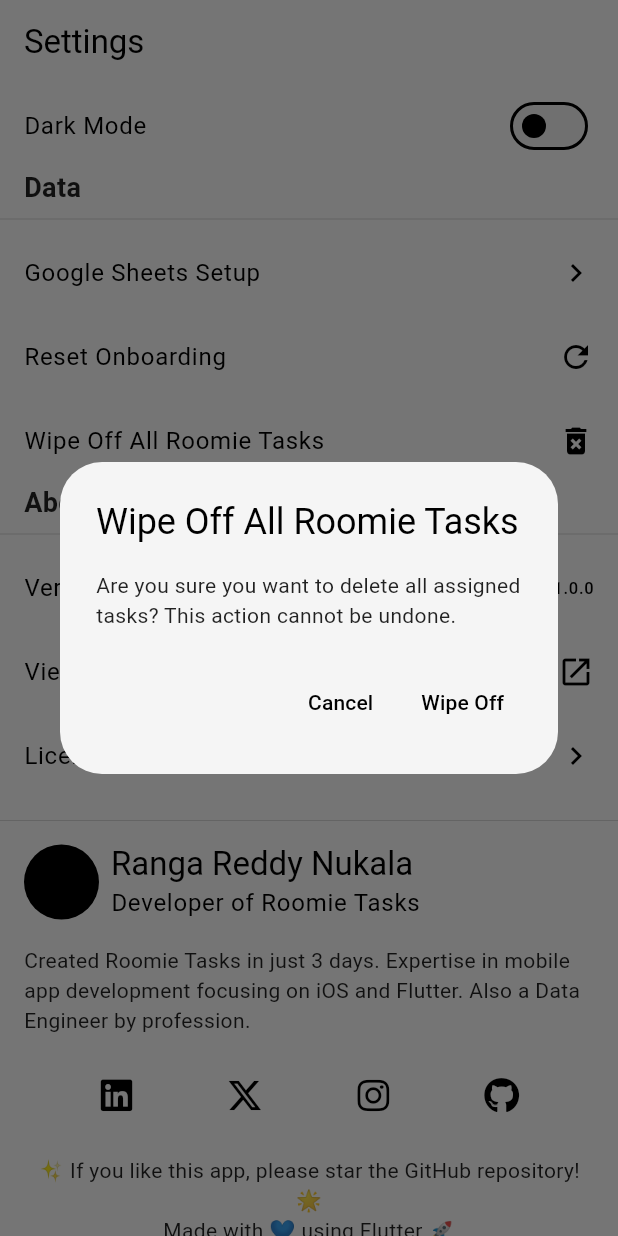
After one commit to irangareddy/roomie_tasks, a Flutter app: the SettingsPage screen opened by its route, after a tap on "Wipe Off All Roomie Tasks", on a phone screen of 412 x 824 dp. The commit adds this screen. Run offline on Flutter 3.47's test engine with Material 3 defaults, Android fonts, the phone set to English and light mode, and no system bars; our stand-ins replace bloc, cached_network_image, file_picker, flutter_svg, font_awesome_flutter, get_it and 3 more; missing offline and left inert: gsheets; accounts and stored records are empty; generated files the repository leaves out were written again; network calls fail; project files that could hold a hidden picture were left out.

Commit message:
feat: settings page

```diff
--- a/lib/app/models/task.dart
+++ b/lib/app/models/task.dart
@@ -28,7 +28,9 @@ class TaskFrequency {
 
 class Task {
   Task({
-    required this.name, required this.frequency, String? id,
+    required this.name,
+    required this.frequency,
+    String? id,
     this.templateId,
     this.startDate,
     this.endDate,
--- /dev/null
+++ b/lib/app/pages/settings_page.dart
@@ -0,0 +1,281 @@
+import 'package:cached_network_image/cached_network_image.dart';
+import 'package:flutter/material.dart';
+import 'package:font_awesome_flutter/font_awesome_flutter.dart';
+import 'package:go_router/go_router.dart';
+import 'package:package_info_plus/package_info_plus.dart';
+import 'package:provider/provider.dart';
+import 'package:roomie_tasks/app/providers/providers.dart';
+import 'package:roomie_tasks/app/providers/theme_provider.dart';
+import 'package:roomie_tasks/app/services/onboarding_service.dart';
+import 'package:roomie_tasks/config/routes/routes.dart';
+import 'package:roomie_tasks/dependency_manager.dart';
+import 'package:url_launcher/url_launcher.dart';
+
+class SettingsPage extends StatefulWidget {
+  const SettingsPage({super.key});
+
+  @override
+  State<SettingsPage> createState() => _SettingsPageState();
+}
+
+class _SettingsPageState extends State<SettingsPage> {
+  String _appVersion = '';
+  final Uri githubRepoUrl =
+      Uri.https('github.com', '/irangareddy/roomie_tasks');
+  @override
+  void initState() {
+    super.initState();
+    _getAppVersion();
+  }
+
+  Future<void> _getAppVersion() async {
+    final packageInfo = await PackageInfo.fromPlatform();
+    setState(() {
+      _appVersion = packageInfo.version;
+    });
+  }
+
+  @override
+  Widget build(BuildContext context) {
+    return Scaffold(
+      appBar: AppBar(
+        title: const Text('Settings'),
+      ),
+      body: ListView(
+        children: [
+          _buildThemeSection(),
+          _buildDataSection(),
+          _buildAboutSection(),
+        ],
+      ),
+    );
+  }
+
+  Widget _buildThemeSection() {
+    return Consumer<ThemeProvider>(
+      builder: (context, themeProvider, child) {
+        return ListTile(
+          contentPadding: const EdgeInsets.symmetric(horizontal: 16),
+          title: const Text('Dark Mode'),
+          trailing: Switch(
+            value: themeProvider.isDarkMode,
+            onChanged: (value) {
+              themeProvider.toggleTheme();
+            },
+          ),
+        );
+      },
+    );
+  }
+
+  Widget _buildDataSection() {
+    return Column(
+      crossAxisAlignment: CrossAxisAlignment.start,
+      children: [
+        const Padding(
+          padding: EdgeInsets.symmetric(horizontal: 16),
+          child: Text(
+            'Data',
+            style: TextStyle(fontSize: 18, fontWeight: FontWeight.bold),
+          ),
+        ),
+        const Divider(
+          thickness: 0.1,
+        ),
+        ListTile(
+          contentPadding: const EdgeInsets.symmetric(horizontal: 16),
+          title: const Text('Google Sheets Setup'),
+          trailing: const Icon(Icons.chevron_right),
+          onTap: () => context.push(AppRoutes.googleSheetsSetup),
+        ),
+        ListTile(
+          contentPadding: const EdgeInsets.symmetric(horizontal: 16),
+          title: const Text('Reset Onboarding'),
+          trailing: const Icon(Icons.refresh),
+          onTap: _resetOnboarding,
+        ),
+        ListTile(
+          contentPadding: const EdgeInsets.symmetric(horizontal: 16),
+          title: const Text('Wipe Off All Roomie Tasks'),
+          trailing: const Icon(Icons.delete_forever),
+          onTap: _wipeOffAssignedTasks,
+        ),
+      ],
+    );
+  }
+
+  Widget _buildAboutSection() {
+    return Column(
+      crossAxisAlignment: CrossAxisAlignment.start,
+      children: [
+        const Padding(
+          padding: EdgeInsets.symmetric(horizontal: 16),
+          child: Text(
+            'About',
+            style: TextStyle(fontSize: 18, fontWeight: FontWeight.bold),
+          ),
+        ),
+        const Divider(
+          thickness: 0.1,
+        ),
+        ListTile(
+          contentPadding: const EdgeInsets.symmetric(horizontal: 16),
+          title: const Text('Version'),
+          trailing: Text(_appVersion),
+        ),
+        ListTile(
+          contentPadding: const EdgeInsets.symmetric(horizontal: 16),
+          title: const Text('View Source Code'),
+          trailing: const Icon(Icons.open_in_new),
+          onTap: () => _launchInBrowser(githubRepoUrl),
+        ),
+        ListTile(
+          contentPadding: const EdgeInsets.symmetric(horizontal: 16),
+          title: const Text('License'),
+          trailing: const Icon(Icons.chevron_right),
+          onTap: () {
+            // TODO(settings): Implement license view
+          },
+        ),
+        const Divider(
+          thickness: 0.1,
+          height: 30,
+        ),
+        Padding(
+          padding: const EdgeInsets.symmetric(horizontal: 16),
+          child: Row(
+            children: [
+              const CircleAvatar(
+                radius: 25,
+                backgroundImage: CachedNetworkImageProvider(
+                  'https://avatars.githubusercontent.com/u/60821111?s=400&u=bdedf7f9e8d584477ead6e40ee85de418ec80061&v=4', // Replace with your actual image URL
+                ),
+              ),
+              const SizedBox(width: 8),
+              Expanded(
+                child: Column(
+                  crossAxisAlignment: CrossAxisAlignment.start,
+                  children: [
+                    Text(
+                      'Ranga Reddy Nukala',
+                      style: Theme.of(context).textTheme.titleLarge,
+                    ),
+                    Text(
+                      'Developer of Roomie Tasks',
+                      style: Theme.of(context).textTheme.bodyLarge,
+                    ),
+                  ],
+                ),
+              ),
+            ],
+          ),
+        ),
+        const Padding(
+          padding: EdgeInsets.all(16),
+          child: Text(
+            'Created Roomie Tasks in just 3 days. '
+            'Expertise in mobile app development focusing on iOS and Flutter. '
+            'Also a Data Engineer by profession.',
+          ),
+        ),
+        Padding(
+          padding: const EdgeInsets.symmetric(horizontal: 16),
+          child: Row(
+            mainAxisAlignment: MainAxisAlignment.spaceEvenly,
+            children: [
+              _buildSocialIcon(
+                FontAwesomeIcons.linkedin,
+                'https://www.linkedin.com/in/irangareddy',
+              ),
+              _buildSocialIcon(
+                FontAwesomeIcons.xTwitter,
+                'https://twitter.com/irangareddy',
+              ),
+              _buildSocialIcon(
+                FontAwesomeIcons.instagram,
+                'https://www.instagram.com/irangareddy',
+              ),
+              _buildSocialIcon(
+                FontAwesomeIcons.github,
+                'https://github.com/irangareddy',
+              ),
+            ],
+          ),
+        ),
+        Padding(
+          padding: const EdgeInsets.all(16),
+          child: Text(
+            '✨ If you like this app, please star the GitHub repository! 🌟\n'
+            'Made with 💙 using Flutter 🚀',
+            style: Theme.of(context).textTheme.bodyMedium,
+            textAlign: TextAlign.center,
+          ),
+        ),
+      ],
+    );
+  }
+
+  Widget _buildSocialIcon(IconData icon, String url) {
+    return IconButton(
+      icon: Icon(icon),
+      onPressed: () => _launchInBrowser(Uri.parse(url)),
+    );
+  }
+
+  Future<void> _resetOnboarding() async {
+    final onboardingService = sl<OnboardingService>();
+    await onboardingService.resetOnboarding();
+    if (mounted) {
+      ScaffoldMessenger.of(context).showSnackBar(
+        const SnackBar(
+          content: Text('Onboarding reset. Please restart the app.'),
+        ),
+      );
+    }
+  }
+
+  Future<void> _wipeOffAssignedTasks() async {
+    final confirmed = await showDialog<bool>(
+      context: context,
+      builder: (BuildContext context) {
+        return AlertDialog(
+          title: const Text('Wipe Off All Roomie Tasks'),
+          content: const Text(
+            // ignore: lines_longer_than_80_chars
+            'Are you sure you want to delete all assigned tasks? This action cannot be undone.',
+          ),
+          actions: <Widget>[
+            TextButton(
+              child: const Text('Cancel'),
+              onPressed: () => Navigator.of(context).pop(false),
+            ),
+            TextButton(
+              child: const Text('Wipe Off'),
+              onPressed: () => Navigator.of(context).pop(true),
+            ),
+          ],
+        );
+      },
+    );
+
+    if (confirmed ?? false) {
+      final taskProvider = Provider.of<TaskProvider>(context, listen: false);
+      await taskProvider.wipeOffAssignedTasks();
+      if (mounted) {
+        ScaffoldMessenger.of(context).showSnackBar(
+          const SnackBar(
+              content: Text('All assigned tasks have been wiped off.'),),
+        );
+      }
+    }
+  }
+
+  Future<void> _launchInBrowser(Uri url) async {
+    if (!await launchUrl(
+      url,
+      mode: LaunchMode.externalApplication,
+    )) {
+      throw Exception('Could not launch $url');
+    }
+  }
+}
--- a/lib/app/pages/task_list_page.dart
+++ b/lib/app/pages/task_list_page.dart
@@ -96,36 +96,6 @@ class _TaskListPageState extends State<TaskListPage> {
     }
   }
 
-  Future<void> _wipeOffAssignedTasks() async {
-    final confirmed = await showDialog<bool>(
-      context: context,
-      builder: (BuildContext context) {
-        return AlertDialog(
-          title: const Text('Wipe Off All Roomie Tasks'),
-          content: const Text(
-            // ignore: lines_longer_than_80_chars
-              'Are you sure you want to delete all assigned tasks? This action cannot be undone.',),
-          actions: <Widget>[
-            TextButton(
-              child: const Text('Cancel'),
-              onPressed: () => Navigator.of(context).pop(false),
-            ),
-            TextButton(
-              child: const Text('Wipe Off'),
-              onPressed: () => Navigator.of(context).pop(true),
-            ),
-          ],
-        );
-      },
-    );
-
-    if (confirmed ?? false) {
-      setState(() => _isLoading = true);
-      final taskProvider = Provider.of<TaskProvider>(context, listen: false);
-      await taskProvider.wipeOffAssignedTasks();
-      setState(() => _isLoading = false);
-    }
-  }
 
   @override
   Widget build(BuildContext context) {
@@ -156,9 +126,9 @@ class _TaskListPageState extends State<TaskListPage> {
             tooltip: 'Manage Template Tasks',
           ),
           IconButton(
-            icon: const Icon(Icons.delete_forever),
-            onPressed: _wipeOffAssignedTasks,
-            tooltip: 'Wipe Off All Roomie Tasks',
+            icon: const Icon(Icons.settings),
+            onPressed: () => context.push(AppRoutes.settings),
+            tooltip: 'Settings',
           ),
         ],
       ),
@@ -205,11 +175,13 @@ class _TaskListPageState extends State<TaskListPage> {
                           style: Theme.of(context).textTheme.headlineSmall,
                         ),
                         const SizedBox(height: 10),
-                      Text(
+                        Text(
                           'Tap the refresh button to generate tasks.',
                           style: Theme.of(context).textTheme.bodyLarge,
                         ),
-                        const SizedBox(height: 200,),
+                        const SizedBox(
+                          height: 200,
+                        ),
                       ],
                     ),
                   );
--- a/lib/app/providers/tasks_provider.dart
+++ b/lib/app/providers/tasks_provider.dart
@@ -59,7 +59,9 @@ class TaskProvider with ChangeNotifier {
   }
 
   Future<void> generateWeeklyTasks(
-      List<String> roommates, DateTime startDate,) async {
+    List<String> roommates,
+    DateTime startDate,
+  ) async {
     final newTasks = await _sheetsService.taskService
         .generateWeeklyTasks(roommates, startDate);
     _assignedTasks.addAll(newTasks);
--- /dev/null
+++ b/lib/app/providers/theme_provider.dart
@@ -0,0 +1,27 @@
+import 'package:flutter/material.dart';
+
+import 'package:roomie_tasks/app/services/services.dart';
+
+class ThemeProvider with ChangeNotifier {
+  ThemeProvider(this._storageService) {
+    _loadThemePreference();
+  }
+  final StorageService _storageService;
+  bool _isDarkMode = false;
+
+  bool get isDarkMode => _isDarkMode;
+
+  Future<void> _loadThemePreference() async {
+    _isDarkMode =
+        await _storageService.get(StorageKey.isDarkMode) as bool? ?? false;
+    notifyListeners();
+  }
+
+  Future<void> toggleTheme() async {
+    _isDarkMode = !_isDarkMode;
+    await _storageService.set(StorageKey.isDarkMode, _isDarkMode);
+    notifyListeners();
+  }
+
+  ThemeMode get themeMode => _isDarkMode ? ThemeMode.dark : ThemeMode.light;
+}
--- a/lib/app/services/googlesheets_service.dart
+++ b/lib/app/services/googlesheets_service.dart
@@ -10,7 +10,9 @@ class GoogleSheetsService {
   late Worksheet _metadataSheet;
 
   Future<Spreadsheet> initialize(
-      String credentials, String spreadsheetId,) async {
+    String credentials,
+    String spreadsheetId,
+  ) async {
     _gsheets = GSheets(credentials);
     try {
       _spreadsheet = await _gsheets.spreadsheet(spreadsheetId);
--- a/lib/app/services/onboarding_service.dart
+++ b/lib/app/services/onboarding_service.dart
@@ -5,7 +5,6 @@ class OnboardingService {
   final StorageService _storageService;
 
   Future<bool> isOnboardingCompleted() async {
-    // setOnboardingCompleted();
     return await _storageService.get(StorageKey.onboardingCompleted) as bool? ??
         false;
   }
@@ -13,4 +12,8 @@ class OnboardingService {
   Future<void> setOnboardingCompleted() async {
     await _storageService.set(StorageKey.onboardingCompleted, true);
   }
+
+  Future<void> resetOnboarding() async {
+    await _storageService.set(StorageKey.onboardingCompleted, false);
+  }
 }
--- a/lib/app/services/storage/storage_key.dart
+++ b/lib/app/services/storage/storage_key.dart
@@ -5,4 +5,5 @@ class StorageKey {
   static const String username = 'username';
   static const String spreadsheetId = 'spreadsheetId';
   static const String credentials = 'gsheetsCredentials';
+  static const String isDarkMode = 'isDarkMode';
 }
--- a/lib/app/view/app.dart
+++ b/lib/app/view/app.dart
@@ -1,6 +1,7 @@
 import 'package:flutter/material.dart';
 import 'package:provider/provider.dart';
 import 'package:roomie_tasks/app/providers/providers.dart';
+import 'package:roomie_tasks/app/providers/theme_provider.dart';
 import 'package:roomie_tasks/config/routes/routes.dart';
 import 'package:roomie_tasks/config/theme/app_theme.dart';
 import 'package:roomie_tasks/dependency_manager.dart';
@@ -22,13 +23,21 @@ class App extends StatelessWidget {
         ListenableProvider<TaskProvider>(
           create: (context) => sl.get<TaskProvider>(),
         ),
+        ListenableProvider<ThemeProvider>(
+          create: (context) => sl.get<ThemeProvider>(),
+        ),
       ],
-      child: MaterialApp.router(
-        routerConfig: router,
-        theme: AppTheme.lightTheme(),
-        darkTheme: AppTheme.darkTheme(),
-        localizationsDelegates: AppLocalizations.localizationsDelegates,
-        supportedLocales: AppLocalizations.supportedLocales,
+      child: Consumer<ThemeProvider>(
+        builder: (context, themeProvider, _) {
+          return MaterialApp.router(
+            routerConfig: router,
+            theme: AppTheme.lightTheme(),
+            darkTheme: AppTheme.darkTheme(),
+            themeMode: themeProvider.themeMode,
+            localizationsDelegates: AppLocalizations.localizationsDelegates,
+            supportedLocales: AppLocalizations.supportedLocales,
+          );
+        },
       ),
     );
   }
--- a/lib/config/routes/routes.dart
+++ b/lib/config/routes/routes.dart
@@ -5,6 +5,7 @@ import 'package:roomie_tasks/app/pages/add_roommates_page.dart';
 import 'package:roomie_tasks/app/pages/add_tasks_page.dart';
 import 'package:roomie_tasks/app/pages/googlesheets_setup_page.dart';
 import 'package:roomie_tasks/app/pages/onboarding/splash_screen.dart';
+import 'package:roomie_tasks/app/pages/settings_page.dart';
 import 'package:roomie_tasks/app/pages/task_list_page.dart';
 import 'package:roomie_tasks/app/providers/googlesheets_setup_provider.dart';
 import 'package:roomie_tasks/app/services/onboarding_service.dart';
@@ -17,6 +18,7 @@ class AppRoutes {
   static const addRoommates = '/add-roommates';
   static const addTasks = '/add-tasks';
   static const taskList = '/task-list';
+  static const settings = '/settings';
 }
 
 final router = GoRouter(
@@ -55,6 +57,10 @@ final router = GoRouter(
       path: AppRoutes.taskList,
       builder: (context, state) => const TaskListPage(),
     ),
+    GoRoute(
+      path: AppRoutes.settings,
+      builder: (context, state) => const SettingsPage(),
+    ),
   ],
   redirect: (BuildContext context, GoRouterState state) async {
     final onboardingService = sl<OnboardingService>();
--- a/lib/dependency_manager.dart
+++ b/lib/dependency_manager.dart
@@ -1,6 +1,7 @@
 import 'package:flutter/material.dart';
 import 'package:get_it/get_it.dart';
 import 'package:roomie_tasks/app/providers/providers.dart';
+import 'package:roomie_tasks/app/providers/theme_provider.dart';
 import 'package:roomie_tasks/app/services/services.dart';
 
 final sl = GetIt.instance;
@@ -15,13 +16,15 @@ class DependencyManager {
       ..registerSingleton<StorageService>(hiveStorageService)
       ..registerSingleton<GoogleSheetsService>(GoogleSheetsService())
       ..registerSingleton<OnboardingService>(
-          OnboardingService(hiveStorageService),)
+        OnboardingService(hiveStorageService),
+      )
 
       // Providers
       ..registerSingleton<GoogleSheetsSetupProvider>(
         GoogleSheetsSetupProvider(sl()),
       )
       ..registerSingleton<RoommateProvider>(RoommateProvider(sl()))
-      ..registerSingleton<TaskProvider>(TaskProvider(sl()));
+      ..registerSingleton<TaskProvider>(TaskProvider(sl()))
+      ..registerSingleton<ThemeProvider>(ThemeProvider(sl()));
   }
 }
--- a/pubspec.yaml
+++ b/pubspec.yaml
@@ -8,6 +8,7 @@ environment:
 
 dependencies:
   bloc: ^8.1.4
+  cached_network_image: ^3.4.1
   file_picker: ^8.1.2
   flutter:
     sdk: flutter
@@ -15,6 +16,7 @@ dependencies:
   flutter_localizations:
     sdk: flutter
   flutter_svg: ^2.0.10+1
+  font_awesome_flutter: ^10.7.0
   get_it: ^8.0.0
   go_router: ^14.2.7
   gsheets: ^0.5.0
@@ -22,7 +24,9 @@ dependencies:
   hive_flutter: ^1.1.0
   intl: ^0.19.0
   modal_bottom_sheet: ^3.0.0
+  package_info_plus: ^8.0.2
   provider: ^6.1.2
+  url_launcher: ^6.3.0
   uuid: ^4.5.0
 
 dev_dependencies:
```
Also changed, not shown: lib/app/pages/add_tasks_page.dart (+6 -10 lines), pubspec.lock, 1 other file.
